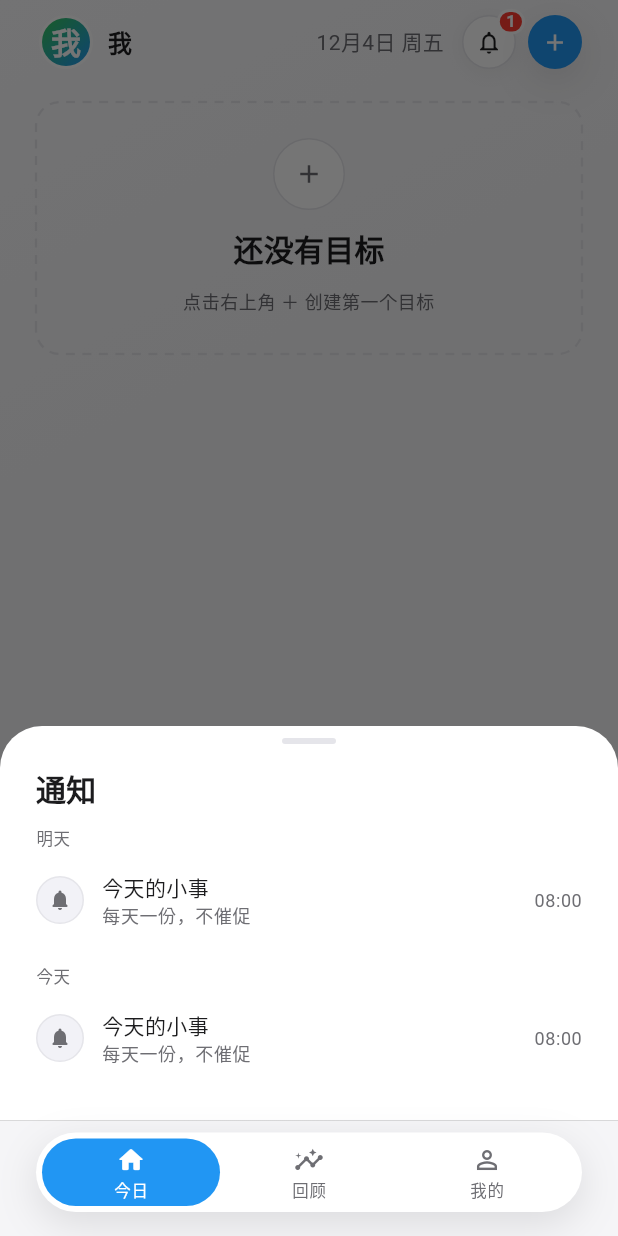
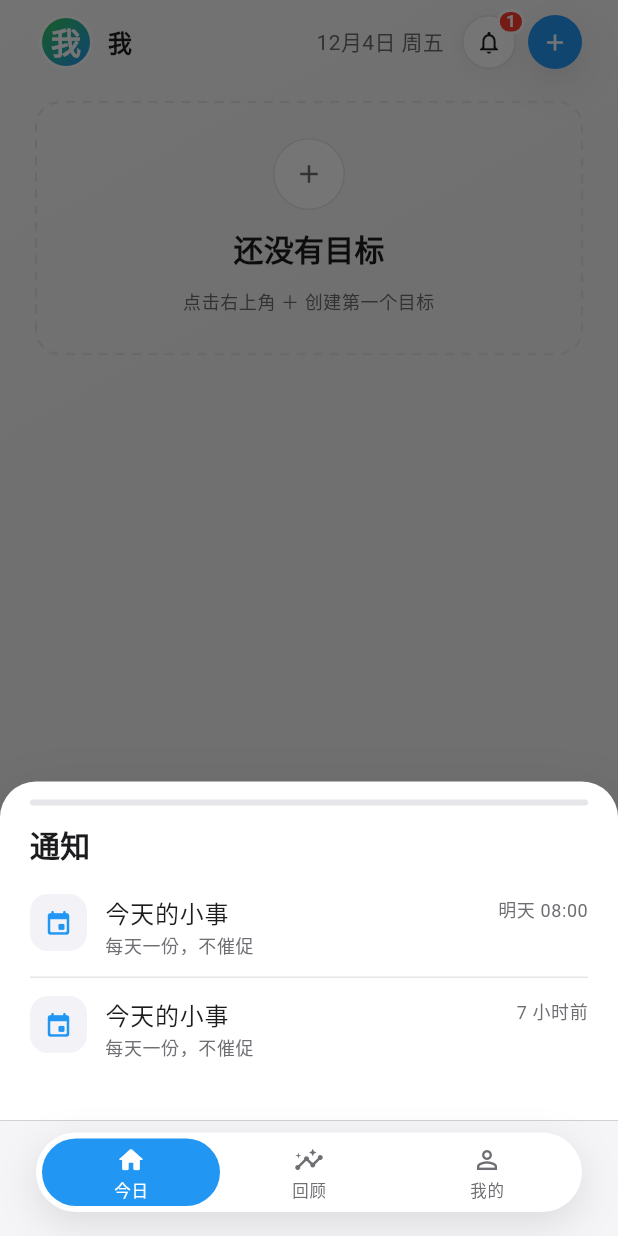
Before and after one commit to AnInteger/Target, a Flutter app: the TodayView screen opened by its route, after a tap on an icon or button, on a phone screen of 412 x 824 dp. Run offline on Flutter 3.47's test engine with Material 3 defaults, Android fonts, the phone set to English and light mode, and no system bars; our stand-ins replace clock, drift, file_picker, flutter_local_notifications, flutter_riverpod, go_router and 3 more; missing offline and left inert: dart:js_interop, home_widget; accounts and stored records are empty; generated files the repository leaves out were written again.

Commit message:
004 T015: 通知列表换装——分组头退役+相对时刻+五类语义色格+图形化空态
Co-Authored-By: Claude <noreply@anthropic.com>

```diff
--- a/lib/core/copy.dart
+++ b/lib/core/copy.dart
@@ -267,6 +267,11 @@ abstract final class Copy {
   static const todayLatestNone = '还没有记录';
   static String todayLatestDaysAgo(int n) => '$n 天前';
 
+  /// 最新记录行日桶语（今日/回顾两屏同源口径；004 T015 通知组头
+  /// 退役后自键，不再借用通知块词汇）。
+  static const todayLatestToday = '今天';
+  static const todayLatestYesterday = '昨天';
+
   // 空态邀请卡（R3 裁决 3：正式语域）。
   static const todayEmptyTitle = '还没有目标';
   static const todayEmptyBody = '点击右上角 ＋ 创建第一个目标';
@@ -284,15 +289,22 @@ abstract final class Copy {
   static const profileAvatarLabel = '选择头像';
   static const profileDone = '完成';
 
-  // 通知列表（sheet，推导式 D6：无已读态，空态一句话）。
-  static const notificationEmptyHint = '这里会出现你的提醒和值得记下的时刻';
+  // 通知列表（sheet，推导式 D6：无已读态；004 T015 按冻结稿换装——
+  // 分组头退役，行尾相对时刻 + 语义色格图标 + 图形化空态）。
   static const notificationTitle = '通知';
+  static const notifEmptyTitle = '暂无通知';
+  static const notificationEmptyHint = '有新的提醒与达成记录时会显示在这里';
 
-  // 分组头（今天/昨天/明天；更早按日期）。
-  static const notifDayToday = '今天';
-  static const notifDayTomorrow = '明天';
-  static const notifDayYesterday = '昨天';
-  static String notifDayDate(int month, int day) => '$month月$day日';
+  // 行尾相对时刻（冻结稿 .tm）：当日内按粒度收敛，跨日报桶语 + 时刻；
+  // 推导列表的未来仅今日+明日两档（时刻表窗口）。
+  static const notifJustNow = '刚刚';
+  static String notifMinutesAgo(int n) => '$n 分钟前';
+  static String notifHoursAgo(int n) => '$n 小时前';
+  static String notifDaysAgo(int n) => '$n 天前';
+  static String notifTodayAt(String time) => '今天 $time';
+  static String notifYesterdayAt(String time) => '昨天 $time';
+  static String notifTomorrowAt(String time) => '明天 $time';
+  static String notifDateAt(int month, int day) => '$month月$day日';
 
   // 四源条目文案（行 = 图标 + 标题 + 副题 + 时刻）。
   static const notifSubGoalReminder = '目标提醒';
--- a/lib/features/notifications/notification_list.dart
+++ b/lib/features/notifications/notification_list.dart
@@ -4,7 +4,15 @@
 /// 即当前 pending 通知的镜像，今日/明日两档）② 近 7 天成就（目标
 /// 达成事件 + 全完成日）③ streak 里程碑（总连击命中的档位）
 /// ④ 短期目标到期询问（deadline ≤ 今天且未达成）。
-/// 时间倒序、按天分组、无已读态、不持久化；tap → /goal/:id。
+/// 时间倒序、无已读态、不持久化；tap → /goal/:id。
+///
+/// 004 T015 按冻结稿 v2-notifications 换装：分组头退役 → 行尾相对
+/// 时刻（[notificationRelTime]）；行 = 38px rMd 语义色格图标（蓝=
+/// 提醒 / 青柠=达成·全部完成 / 琥珀=连续·临近截止，图标形状+色格
+/// 双通道辨识 FR-013）+ 标题/副题 + 时刻，行间 1px 分隔；空态 =
+/// 88px 圆环图形 + 标题 + 一句引导。原型「未读点/全部已读」为演示
+/// 交互（需已读持久化），不在任务域（倒序/类型图标/空态），D6
+/// 推导式无已读态保留。
 library;
 
 import 'package:flutter/material.dart';
@@ -79,13 +87,15 @@ List<NotificationItem> deriveNotifications({
         ? Copy.notifSubBrief
         : Copy.notifSubGoalReminder;
     for (final day in [today, today.addDays(1)]) {
-      items.add(NotificationItem(
+      items.add(
+        NotificationItem(
           kind: NotificationKind.reminder,
           at: p.time.on(day),
           title: p.title,
           subtitle: subtitle,
           goalId: goalId,
-      ));
+        ),
+      );
     }
   }
 
@@ -95,49 +105,58 @@ List<NotificationItem> deriveNotifications({
     final day = today.addDays(-i);
     // 全完成日：当日已存在的全部活跃目标均留痕。
     final active = goals
-        .where((g) =>
-            g.status == GoalStatus.active && !g.createdAt.isAfter(day))
+        .where(
+          (g) => g.status == GoalStatus.active && !g.createdAt.isAfter(day),
+        )
         .toList();
     if (active.isNotEmpty &&
         active.every((g) => stats.dayStatusOf(g.id, day).done)) {
-      items.add(NotificationItem(
+      items.add(
+        NotificationItem(
           kind: NotificationKind.allDone,
           at: _at(day, 21, 0),
           title: Copy.notifAllDoneDay,
           subtitle: Copy.notifSubAchievement,
-      ));
+        ),
+      );
     }
     // 达成事件（achievedAt 按本地日归属）。
     for (final g in goals) {
       final achievedAt = g.achievedAt;
       if (achievedAt == null) continue;
       if (LocalDate.fromDateTime(achievedAt) != day) continue;
-      items.add(NotificationItem(
+      items.add(
+        NotificationItem(
           kind: NotificationKind.achieved,
           at: achievedAt,
           title: Copy.notifAchieved(g.name),
           subtitle: Copy.notifSubAchievement,
           goalId: g.id,
-      ));
+        ),
+      );
     }
   }
 
   // ---- ③ streak 里程碑：总连击命中的最大档位 ----
 
   final streak = stats.totalStreak;
-  final hitMilestone = kStreakMilestones
-      .lastWhere((m) => streak >= m, orElse: () => -1);
+  final hitMilestone = kStreakMilestones.lastWhere(
+    (m) => streak >= m,
+    orElse: () => -1,
+  );
   if (hitMilestone > 0) {
     // 锚定末日：今日已有任一留痕则含今日，否则自昨天回溯。
     final anyToday = checkIns.any((c) => c.isValid && c.day == today);
     final endDay = anyToday ? today : today.addDays(-1);
     final reachDay = endDay.addDays(-(streak - hitMilestone));
-    items.add(NotificationItem(
+    items.add(
+      NotificationItem(
         kind: NotificationKind.streak,
         at: _at(reachDay, 21, 0),
         title: Copy.notifStreak(hitMilestone),
         subtitle: Copy.notifSubMilestone,
-    ));
+      ),
+    );
   }
 
   // ---- ④ 短期到期询问（deadline ≤ 今天且未处理，D4：只提醒不判决）----
@@ -150,29 +169,43 @@ List<NotificationItem> deriveNotifications({
         deadline.isAfter(today)) {
       continue;
     }
-    items.add(NotificationItem(
+    items.add(
+      NotificationItem(
         kind: NotificationKind.due,
         at: _at(deadline, 9, 0),
         title: Copy.notifDueTitle(g.name),
         subtitle: Copy.notifDueSub(today.differenceInDays(deadline)),
         goalId: g.id,
-    ));
+      ),
+    );
   }
 
   items.sort((a, b) => b.at.compareTo(a.at));
   return items;
 }
 
-/// 分组头：今天/昨天/明天，更早按「M月d日」。
-String notificationDayLabel(LocalDate day, LocalDate today) {
-  final diff = today.differenceInDays(day);
-  if (diff == 0) return Copy.notifDayToday;
-  if (diff == 1) return Copy.notifDayYesterday;
-  if (diff == -1) return Copy.notifDayTomorrow;
-  return Copy.notifDayDate(day.month, day.day);
+/// 行尾相对时刻（冻结稿 .tm）：日桶优先——当日内按 刚刚 → N 分钟前
+/// → N 小时前 收敛（未到时刻报「今天 HH:mm」），跨日给 昨天/明天 +
+/// HH:mm，2–6 天前只报天数，更远报「M月d日」；未来仅今日/明日两档
+/// （提醒时刻表窗口之外不会出现，兜底同走日期语）。
+String notificationRelTime(DateTime at, LocalDate today, LocalTime now) {
+  final hm = notificationTimeLabel(at);
+  final day = LocalDate.fromDateTime(at);
+  final diffDays = today.differenceInDays(day); // >0 过去，<0 未来
+  if (diffDays == 0) {
+    final delta = now.sinceMidnight - LocalTime.fromDateTime(at).sinceMidnight;
+    if (delta.isNegative) return Copy.notifTodayAt(hm); // 今日未到
+    if (delta.inMinutes < 1) return Copy.notifJustNow;
+    if (delta.inMinutes < 60) return Copy.notifMinutesAgo(delta.inMinutes);
+    return Copy.notifHoursAgo(delta.inHours);
+  }
+  if (diffDays == 1) return Copy.notifYesterdayAt(hm);
+  if (diffDays == -1) return Copy.notifTomorrowAt(hm);
+  if (diffDays > 1 && diffDays <= 6) return Copy.notifDaysAgo(diffDays);
+  return Copy.notifDateAt(day.month, day.day);
 }
 
-/// 行尾时刻：HH:mm（与分组头互补——相对语在组头，行内给具体时刻）。
+/// 具体时刻：HH:mm（相对桶语的补充段）。
 String notificationTimeLabel(DateTime at) =>
     '${at.hour.toString().padLeft(2, '0')}:${at.minute.toString().padLeft(2, '0')}';
 
@@ -208,167 +241,227 @@ final notificationItemsProvider = Provider<List<NotificationItem>>((ref) {
 
 /// 今日日期归属条目数（铃铛角标，T020 消费；推导式列表无已读态）。
 int todayBadgeCount(List<NotificationItem> items, LocalDate today) =>
-    items
-        .where((i) => LocalDate.fromDateTime(i.at) == today)
-        .length;
+    items.where((i) => LocalDate.fromDateTime(i.at) == today).length;
 
-/// 弹起通知列表 sheet（今日页铃铛，不遮底部导航）。
+/// 弹起通知列表 sheet（今日页铃铛，不遮底部导航；冻结稿 .sheet =
+/// surface 圆角顶 + 抓手条 + 72% 屏高上限）。
 Future<void> showNotificationSheet(BuildContext context) {
   return showModalBottomSheet<void>(
     context: context,
     isScrollControlled: true,
-    builder: (_) => const _NotificationSheet(),
+    backgroundColor: Colors.transparent,
+    builder: (sheetContext) {
+      final palette = TargetPalette.of(sheetContext);
+      return ConstrainedBox(
+        constraints: BoxConstraints(
+          maxHeight: MediaQuery.sizeOf(sheetContext).height * 0.72,
+        ),
+        child: Container(
+          key: const ValueKey('notificationSheet'),
+          decoration: BoxDecoration(
+            color: palette.surface,
+            borderRadius: BorderRadius.vertical(top: AppRadius.rXl.topLeft),
+            boxShadow: palette.shadowHigh,
+          ),
+          padding: const EdgeInsets.fromLTRB(
+            AppSpace.s5,
+            AppSpace.s3,
+            AppSpace.s5,
+            AppSpace.s5 + 8,
+          ),
+          child: const _NotificationBody(),
+        ),
+      );
+    },
   );
 }
 
-class _NotificationSheet extends ConsumerWidget {
-  const _NotificationSheet();
+class _NotificationBody extends ConsumerWidget {
+  const _NotificationBody();
 
   @override
   Widget build(BuildContext context, WidgetRef ref) {
     final palette = TargetPalette.of(context);
+    final theme = Theme.of(context);
     final items = ref.watch(notificationItemsProvider);
-    final today =
-        ref.watch(todayProvider);
-    return SafeArea(
-      child: Column(
+    final today = ref.watch(todayProvider);
+    final now = LocalTime.fromDateTime(ref.watch(dateProviderProvider).now());
+    return Column(
       mainAxisSize: MainAxisSize.min,
       crossAxisAlignment: CrossAxisAlignment.stretch,
       children: [
-          const SizedBox(height: AppSpace.s2),
-          Center(
-            child: Container(
-              width: 36,
+        // 抓手条（冻结稿 .grab）。
+        Container(
+          width: 40,
           height: 4,
+          margin: const EdgeInsets.only(bottom: AppSpace.s3),
           decoration: BoxDecoration(
             color: palette.divider,
-                borderRadius: BorderRadius.circular(9999),
-              ),
+            borderRadius: AppRadius.rFull,
           ),
         ),
         Padding(
-            padding: const EdgeInsets.fromLTRB(
-                AppSpace.s6, AppSpace.s4, AppSpace.s6, 0),
-            child: Text(Copy.notificationTitle,
-                style: Theme.of(context).textTheme.titleM),
+          padding: const EdgeInsets.only(bottom: AppSpace.s2),
+          child: Text(Copy.notificationTitle, style: theme.textTheme.titleM),
         ),
         Flexible(
           child: items.isEmpty
-                ? Padding(
-                    padding: const EdgeInsets.symmetric(
-                        vertical: AppSpace.s8),
-                    child: Text(
-                      Copy.notificationEmptyHint,
-                      textAlign: TextAlign.center,
-                      style: Theme.of(context)
-                          .textTheme
-                          .bodyM
-                          .copyWith(color: palette.onSurfaceVariant),
-                    ),
-                  )
+              ? _EmptyState()
               : ListView(
                   shrinkWrap: true,
-                    padding: const EdgeInsets.fromLTRB(
-                        AppSpace.s6, 0, AppSpace.s6, AppSpace.s6),
+                  padding: EdgeInsets.zero,
                   children: [
-                      for (final widget in _groupByDay(context, items, today))
-                        widget,
+                    for (final (i, item) in items.indexed) ...[
+                      if (i > 0)
+                        Container(
+                          height: 1,
+                          width: double.infinity,
+                          color: palette.divider,
+                        ),
+                      _NotificationRow(item: item, today: today, now: now),
+                    ],
                   ],
                 ),
         ),
       ],
-      ),
     );
-  }
-
-  /// 按天分组（已倒序）：组头 + 行。
-  List<Widget> _groupByDay(
-      BuildContext context, List<NotificationItem> items, LocalDate today) {
-    final widgets = <Widget>[];
-    LocalDate? current;
-    for (final item in items) {
-      final day = LocalDate.fromDateTime(item.at);
-      if (day != current) {
-        current = day;
-        widgets.add(Padding(
-          padding: const EdgeInsets.only(top: AppSpace.s3, bottom: AppSpace.s1),
-          child: Text(
-            notificationDayLabel(day, today),
-            style: Theme.of(context)
-                .textTheme
-                .labelS
-                .copyWith(color: TargetPalette.of(context).onSurfaceVariant),
-          ),
-        ));
-      }
-      widgets.add(_NotificationRow(item: item));
-    }
-    return widgets;
   }
 }
 
-/// 行：图标圆底 + 标题/副题 + 时刻（原型 .nt-item 三段式）。
+/// 空态（冻结稿 .empty）：88px 圆环图形 + 标题 + 一句引导，非空白。
+class _EmptyState extends StatelessWidget {
+  @override
+  Widget build(BuildContext context) {
+    final palette = TargetPalette.of(context);
+    final theme = Theme.of(context);
+    return Column(
+      mainAxisSize: MainAxisSize.min,
+      children: [
+        const SizedBox(height: AppSpace.s12),
+        Container(
+          width: 88,
+          height: 88,
+          alignment: Alignment.center,
+          decoration: BoxDecoration(
+            color: palette.surfaceAlt,
+            shape: BoxShape.circle,
+          ),
+          child: Icon(
+            Icons.history_rounded,
+            size: 38,
+            color: palette.onSurfaceVariant,
+          ),
+        ),
+        const SizedBox(height: AppSpace.s3),
+        Text(
+          Copy.notifEmptyTitle,
+          style: theme.textTheme.titleM.copyWith(color: palette.onSurface),
+        ),
+        const SizedBox(height: AppSpace.s1),
+        Text(
+          Copy.notificationEmptyHint,
+          textAlign: TextAlign.center,
+          style: theme.textTheme.bodyM.copyWith(
+            color: palette.onSurfaceVariant,
+          ),
+        ),
+        const SizedBox(height: AppSpace.s8),
+      ],
+    );
+  }
+}
+
+/// 行（冻结稿 .nrow）：38px rMd 语义色格 + 标题/副题 + 相对时刻。
 class _NotificationRow extends StatelessWidget {
-  const _NotificationRow({required this.item});
+  const _NotificationRow({
+    required this.item,
+    required this.today,
+    required this.now,
+  });
 
   final NotificationItem item;
+  final LocalDate today;
+  final LocalTime now;
 
   @override
   Widget build(BuildContext context) {
     final palette = TargetPalette.of(context);
+    final theme = Theme.of(context);
+    final (color, icon) = _kindStyle(palette, item.kind);
     return InkWell(
-      onTap: item.goalId == null ? null : () => context.go('/goal/${item.goalId}'),
+      onTap: item.goalId == null
+          ? null
+          : () => context.go('/goal/${item.goalId}'),
       child: Padding(
         padding: const EdgeInsets.symmetric(vertical: AppSpace.s3),
         child: Row(
+          crossAxisAlignment: CrossAxisAlignment.start,
           children: [
             Container(
-              width: 32,
-              height: 32,
+              width: 38,
+              height: 38,
               alignment: Alignment.center,
               decoration: BoxDecoration(
                 color: palette.surfaceAlt,
-                shape: BoxShape.circle,
-                border: Border.all(color: palette.divider),
+                borderRadius: AppRadius.rMd,
               ),
-              child: Icon(_iconOf(item.kind),
-                  size: 16, color: palette.onSurfaceVariant),
+              child: Icon(icon, size: 19, color: color),
             ),
             const SizedBox(width: AppSpace.s3),
             Expanded(
               child: Column(
                 crossAxisAlignment: CrossAxisAlignment.start,
                 children: [
-                  Text(item.title,
+                  Text(
+                    item.title,
                     maxLines: 1,
                     overflow: TextOverflow.ellipsis,
-                      style: Theme.of(context)
-                          .textTheme
-                          .bodyM
-                          .copyWith(color: palette.onSurface)),
-                  Text(item.subtitle,
-                      style: Theme.of(context)
-                          .textTheme
-                          .bodyS
-                          .copyWith(color: palette.onSurfaceVariant)),
+                    style: theme.textTheme.bodyL.copyWith(
+                      color: palette.onSurface,
+                    ),
+                  ),
+                  const SizedBox(height: 2),
+                  Text(
+                    item.subtitle,
+                    maxLines: 1,
+                    overflow: TextOverflow.ellipsis,
+                    style: theme.textTheme.bodyS.copyWith(
+                      color: palette.onSurfaceVariant,
+                    ),
+                  ),
                 ],
               ),
             ),
-            Text(notificationTimeLabel(item.at),
-                style: Theme.of(context)
-                    .textTheme
-                    .bodyS
-                    .copyWith(color: palette.onSurfaceVariant)),
+            const SizedBox(width: AppSpace.s2),
+            Padding(
+              padding: const EdgeInsets.only(top: 2),
+              child: Text(
+                notificationRelTime(item.at, today, now),
+                style: theme.textTheme.bodyS.copyWith(
+                  color: palette.onSurfaceVariant,
+                  fontFeatures: const [FontFeature.tabularFigures()],
+                ),
+              ),
+            ),
           ],
         ),
       ),
     );
   }
 
-  // 图标三枚对齐原型 NT_ICONS（铃铛/问询/庆祝）。
-  static IconData _iconOf(NotificationKind kind) => switch (kind) {
-        NotificationKind.reminder => Icons.notifications_rounded,
-        NotificationKind.due => Icons.help_rounded,
-        _ => Icons.celebration_rounded,
+  /// 五类类型色格（冻结稿 .k：蓝=提醒 / 青柠=达成·全部完成 /
+  /// 琥珀=连续·临近截止；图标形状 + 色相双通道辨识 FR-013）。
+  static (Color, IconData) _kindStyle(
+    TargetPalette palette,
+    NotificationKind kind,
+  ) => switch (kind) {
+    NotificationKind.reminder => (palette.accent, Icons.event_rounded),
+    NotificationKind.allDone => (palette.positive, Icons.check_circle_rounded),
+    NotificationKind.achieved => (palette.positive, Icons.verified_rounded),
+    NotificationKind.streak => (
+      palette.warning,
+      Icons.local_fire_department_rounded,
+    ),
+    NotificationKind.due => (palette.warning, Icons.alarm_rounded),
   };
 }
--- a/lib/features/review/review_view.dart
+++ b/lib/features/review/review_view.dart
@@ -599,8 +599,8 @@ String _latestLabel(List<CheckIn> mine, LocalDate today) {
       ? a.day.compareTo(b.day)
       : a.createdAt.compareTo(b.createdAt));
   final gap = today.differenceInDays(valid.last.day);
-  if (gap <= 0) return Copy.notifDayToday;
-  if (gap == 1) return Copy.notifDayYesterday;
+  if (gap <= 0) return Copy.todayLatestToday;
+  if (gap == 1) return Copy.todayLatestYesterday;
   return Copy.todayLatestDaysAgo(gap);
 }
 
--- a/lib/features/today/today_view.dart
+++ b/lib/features/today/today_view.dart
@@ -111,9 +111,9 @@ class TodayView extends ConsumerWidget {
     final last = valid.last;
     final gap = today.differenceInDays(last.day);
     final rel = gap <= 0
-        ? Copy.notifDayToday
+        ? Copy.todayLatestToday
         : gap == 1
-            ? Copy.notifDayYesterday
+            ? Copy.todayLatestYesterday
             : Copy.todayLatestDaysAgo(gap);
     final note = (last.note ?? '').trim();
     return '$rel - ${note.isEmpty ? Copy.checkInDefaultNote : note}';
```
Also changed, not shown: 2 other files. Lines whose indentation alone changed are shown as unchanged.
